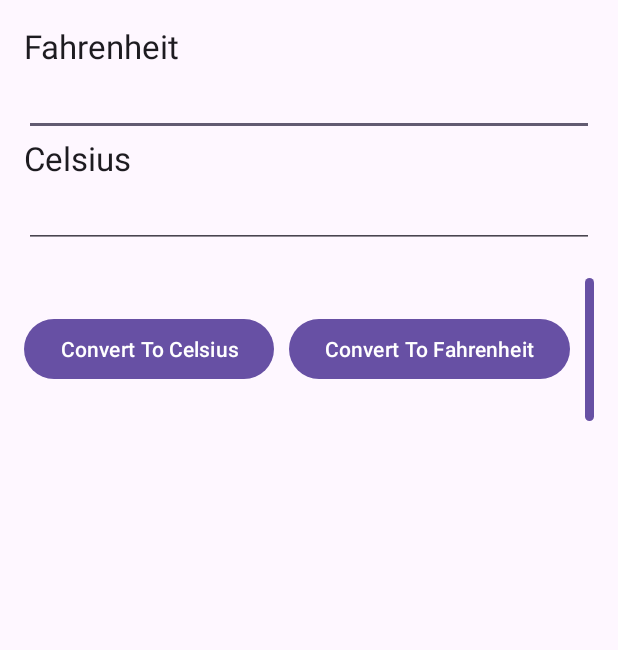
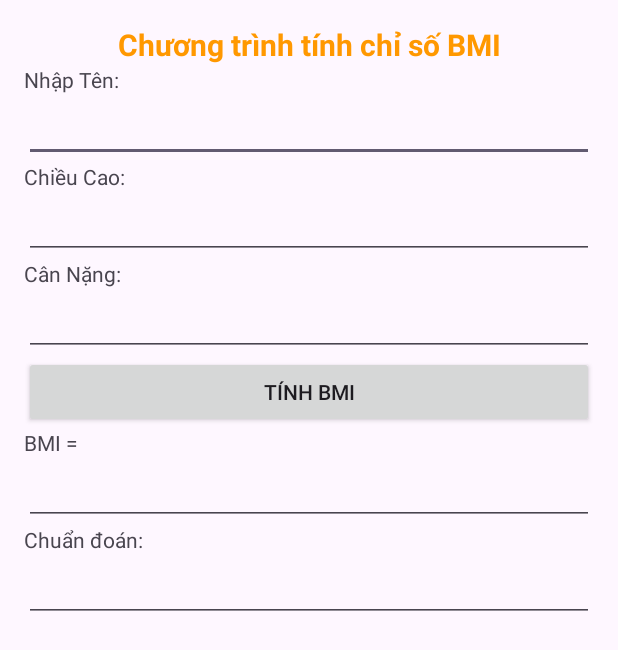
Before and after one commit to Vunhan1002/AndroidMobileApplicationPractice, an Android app: the screen it shows after launch (MainActivity), on a phone screen of 412 x 824 dp. Shown: the top 650 px of the screen. Run offline under Robolectric (Android 15) with nearby library versions, the phone set to English and light mode, and no system bars.

Commit message:
Complete exercise 4(2)

```diff
--- a/app/src/main/java/com/example/androidmobileapplicationpractice/MainActivity.java
+++ b/app/src/main/java/com/example/androidmobileapplicationpractice/MainActivity.java
@@ -1,65 +1,59 @@
 package com.example.androidmobileapplicationpractice;
 
+import android.app.Activity;
 import android.os.Bundle;
 import android.view.View;
 import android.widget.Button;
 import android.widget.EditText;
 
-import androidx.appcompat.app.AppCompatActivity;
-
 import java.text.DecimalFormat;
 
-public class MainActivity extends AppCompatActivity {
-
-    EditText edtdoC, edtdoF;
-    Button btncf, btnfc, btnClear;
+public class MainActivity extends Activity {
+    EditText editten, editchieucao, editcannang, editBMI, editChandoan;
+    Button btnTinhBMI;
 
     @Override
     protected void onCreate(Bundle savedInstanceState) {
         super.onCreate(savedInstanceState);
-        setContentView(R.layout.activity_main);
+        setContentView(R.layout.activity_main); // liên kết giao diện XML
 
-        // Ánh xạ các thành phần từ layout XML
-        edtdoC = findViewById(R.id.edtdoC);
-        edtdoF = findViewById(R.id.edtdoF);
-        btncf = findViewById(R.id.btncf);       // Celsius -> Fahrenheit
-        btnfc = findViewById(R.id.btnfc);       // Fahrenheit -> Celsius
-        btnClear = findViewById(R.id.btnClear); // Xoá dữ liệu
+        // Ánh xạ các thành phần trong layout vào biến Java
+        editten = findViewById(R.id.editten);
+        editchieucao = findViewById(R.id.editchieucao);
+        editcannang = findViewById(R.id.editcannang);
+        editBMI = findViewById(R.id.editBMI);
+        editChandoan = findViewById(R.id.editChandoan);
+        btnTinhBMI = findViewById(R.id.btnTinhBMI);
 
-        // Sự kiện chuyển từ độ C sang độ F
-        btncf.setOnClickListener(new View.OnClickListener() {
+        // Bắt sự kiện click vào nút "Tính BMI"
+        btnTinhBMI.setOnClickListener(new View.OnClickListener() {
             @Override
             public void onClick(View v) {
-                DecimalFormat dcf = new DecimalFormat("#.00"); // Định dạng kết quả
-                String doC = edtdoC.getText().toString(); // Lấy chuỗi nhập vào
-                if (!doC.isEmpty()) {
-                    int c = Integer.parseInt(doC); // Chuyển sang số nguyên
-                    double f = c * 1.8 + 32;       // Công thức đổi C -> F
-                    edtdoF.setText(dcf.format(f)); // Hiển thị kết quả
+                // Lấy chiều cao và cân nặng từ EditText và chuyển sang kiểu double
+                double H = Double.parseDouble(editchieucao.getText().toString());
+                double W = Double.parseDouble(editcannang.getText().toString());
+
+                // Tính BMI theo công thức: BMI = W / (H^2)
+                double BMI = W / Math.pow(H, 2);
+                String chandoan = "";
+
+                // Phân loại kết quả BMI
+                if (BMI < 18) {
+                    chandoan = "Bạn gầy";
+                } else if (BMI <= 24.9) {
+                    chandoan = "Bạn bình thường";
+                } else if (BMI <= 29.9) {
+                    chandoan = "Bạn béo phì độ 1";
+                } else if (BMI <= 34.9) {
+                    chandoan = "Bạn béo phì độ 2";
+                } else {
+                    chandoan = "Bạn béo phì độ 3";
                 }
-            }
-        });
 
-        // Sự kiện chuyển từ độ F sang độ C
-        btnfc.setOnClickListener(new View.OnClickListener() {
-            @Override
-            public void onClick(View v) {
-                DecimalFormat dcf = new DecimalFormat("#.00");
-                String doF = edtdoF.getText().toString();
-                if (!doF.isEmpty()) {
-                    int f = Integer.parseInt(doF);
-                    double c = (f - 32) / 1.8; // Công thức đổi F -> C
-                    edtdoC.setText(dcf.format(c));
-                }
-            }
-        });
-
-        // Sự kiện nút xóa cả hai ô nhập
-        btnClear.setOnClickListener(new View.OnClickListener() {
-            @Override
-            public void onClick(View v) {
-                edtdoC.setText("");
-                edtdoF.setText("");
+                // Định dạng và hiển thị kết quả
+                DecimalFormat dcf = new DecimalFormat("#.0");
+                editBMI.setText(dcf.format(BMI));
+                editChandoan.setText(chandoan);
             }
         });
     }
--- a/app/src/main/res/layout/activity_main.xml
+++ b/app/src/main/res/layout/activity_main.xml
@@ -5,65 +5,81 @@
     android:orientation="vertical"
     android:padding="16dp">
 
-    <!-- Tiêu đề nhiệt độ Fahrenheit -->
+    <!-- Tiêu đề chương trình -->
+    <TextView
+        android:id="@+id/textView0"
+        android:layout_width="match_parent"
+        android:layout_height="wrap_content"
+        android:text="Chương trình tính chỉ số BMI"
+        android:textSize="20sp"
+        android:textStyle="bold"
+        android:gravity="center"
+        android:textColor="#FF9800" />
+
+    <!-- Nhập tên -->
     <TextView
         android:id="@+id/textView1"
         android:layout_width="match_parent"
         android:layout_height="wrap_content"
-        android:text="Fahrenheit"
-        android:textAppearance="?android:attr/textAppearanceLarge" />
+        android:text="Nhập Tên:" />
+    <EditText
+        android:id="@+id/editten"
+        android:layout_width="match_parent"
+        android:layout_height="wrap_content" />
 
-    <!-- Nhập độ F -->
-    <EditText
-        android:id="@+id/edtdoF"
-        android:layout_width="match_parent"
-        android:layout_height="wrap_content"
-        android:inputType="number" />
-
-    <!-- Tiêu đề nhiệt độ Celsius -->
+    <!-- Nhập chiều cao -->
     <TextView
         android:id="@+id/textView2"
         android:layout_width="match_parent"
         android:layout_height="wrap_content"
-        android:text="Celsius"
-        android:textAppearance="?android:attr/textAppearanceLarge" />
-
-    <!-- Nhập độ C -->
+        android:text="Chiều Cao:" />
     <EditText
-        android:id="@+id/edtdoC"
+        android:id="@+id/editchieucao"
         android:layout_width="match_parent"
         android:layout_height="wrap_content"
-        android:inputType="number" />
+        android:inputType="numberDecimal" />
 
-    <!-- Nhóm nút chuyển đổi và xóa -->
-    <LinearLayout
+    <!-- Nhập cân nặng -->
+    <TextView
+        android:id="@+id/textView3"
         android:layout_width="match_parent"
         android:layout_height="wrap_content"
-        android:orientation="horizontal"
-        android:gravity="center"
-        android:layout_marginTop="16dp">
+        android:text="Cân Nặng:" />
+    <EditText
+        android:id="@+id/editcannang"
+        android:layout_width="match_parent"
+        android:layout_height="wrap_content"
+        android:inputType="numberDecimal" />
 
-        <!-- Nút chuyển từ F -> C -->
-        <Button
-            android:id="@+id/btnfc"
-            android:layout_width="wrap_content"
-            android:layout_height="wrap_content"
-            android:text="Convert To Celsius" />
+    <!-- Nút tính BMI -->
+    <Button
+        android:id="@+id/btnTinhBMI"
+        android:layout_width="match_parent"
+        android:layout_height="wrap_content"
+        android:text="Tính BMI" />
 
-        <!-- Nút chuyển từ C -> F -->
-        <Button
-            android:id="@+id/btncf"
-            android:layout_width="wrap_content"
-            android:layout_height="wrap_content"
-            android:text="Convert To Fahrenheit"
-            android:layout_marginLeft="10dp" />
+    <!-- Hiển thị kết quả BMI -->
+    <TextView
+        android:id="@+id/textView4"
+        android:layout_width="match_parent"
+        android:layout_height="wrap_content"
+        android:text="BMI = " />
+    <EditText
+        android:id="@+id/editBMI"
+        android:layout_width="match_parent"
+        android:layout_height="wrap_content"
+        android:focusable="false" />
 
-        <!-- Nút xóa -->
-        <Button
-            android:id="@+id/btnClear"
-            android:layout_width="wrap_content"
-            android:layout_height="wrap_content"
-            android:text="Clear"
-            android:layout_marginLeft="10dp" />
-    </LinearLayout>
+    <!-- Hiển thị chẩn đoán -->
+    <TextView
+        android:id="@+id/textView5"
+        android:layout_width="match_parent"
+        android:layout_height="wrap_content"
+        android:text="Chuẩn đoán:" />
+    <EditText
+        android:id="@+id/editChandoan"
+        android:layout_width="match_parent"
+        android:layout_height="wrap_content"
+        android:focusable="false" />
+
 </LinearLayout>
```
